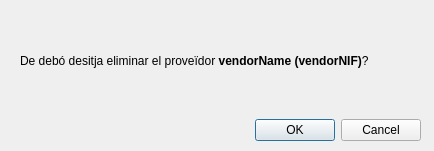
Above: src/ui/delete_vendor_confirm.ui from lockedofh/GestionS before the change. Below: the same form after it.
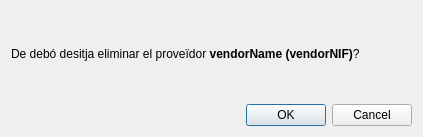
That is the form after the change.

The edit to the form file:
```diff
--- a/src/ui/delete_vendor_confirm.ui
+++ b/src/ui/delete_vendor_confirm.ui
@@ -6,22 +6,15 @@
    <rect>
     <x>0</x>
     <y>0</y>
-    <width>434</width>
-    <height>151</height>
+    <width>423</width>
+    <height>137</height>
    </rect>
   </property>
   <property name="windowTitle">
    <string>Dialog</string>
   </property>
-  <widget class="QWidget" name="verticalLayoutWidget">
-   <property name="geometry">
-    <rect>
-     <x>20</x>
-     <y>10</y>
-     <width>401</width>
-     <height>131</height>
-    </rect>
-   </property>
+  <layout class="QHBoxLayout" name="horizontalLayout">
+   <item>
    <layout class="QVBoxLayout" name="verticalLayout">
     <item>
      <widget class="QLabel" name="labelQuestion">
@@ -58,7 +51,8 @@
      </widget>
     </item>
    </layout>
-  </widget>
+   </item>
+  </layout>
  </widget>
  <resources/>
  <connections>
```
Left out of the diff: 10 changed lines with no effect on the pictures. Lines whose indentation alone changed are shown as unchanged.
